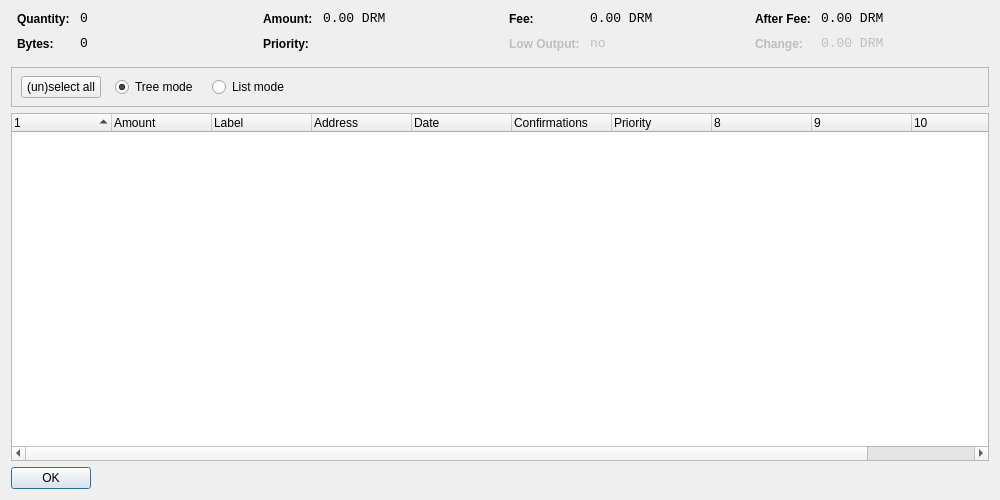
Old version of the form src/qt/forms/coincontroldialog.ui in the repository chainworksindustries/influx.
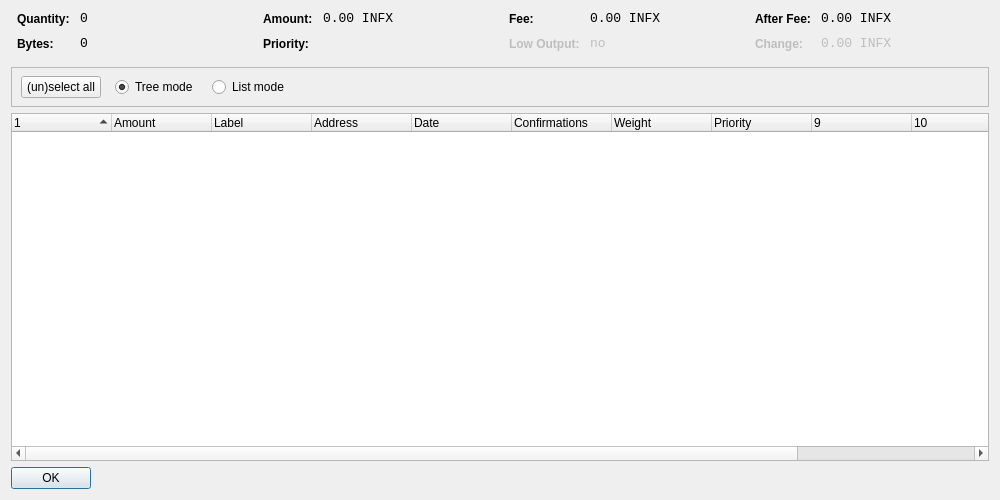
New version of the form. Custom widgets are drawn as their Qt base class.

The edit to the form file:
```diff
--- a/src/qt/forms/coincontroldialog.ui
+++ b/src/qt/forms/coincontroldialog.ui
@@ -1,7 +1,7 @@
 <?xml version="1.0" encoding="UTF-8"?>
 <ui version="4.0">
  <class>CoinControlDialog</class>
- <widget class="QDialog" name="CoinControlDialog">
+ <widget class="QWidget" name="CoinControlDialog">
   <property name="geometry">
    <rect>
     <x>0</x>
@@ -141,7 +141,7 @@
           <enum>Qt::ActionsContextMenu</enum>
          </property>
          <property name="text">
-          <string notr="true">0.00 DRM</string>
+          <string notr="true">0.00 INFX</string>
          </property>
          <property name="textInteractionFlags">
           <set>Qt::LinksAccessibleByMouse|Qt::TextSelectableByKeyboard|Qt::TextSelectableByMouse</set>
@@ -221,7 +221,7 @@
           <enum>Qt::ActionsContextMenu</enum>
          </property>
          <property name="text">
-          <string notr="true">0.00 DRM</string>
+          <string notr="true">0.00 INFX</string>
          </property>
          <property name="textInteractionFlags">
           <set>Qt::LinksAccessibleByMouse|Qt::TextSelectableByKeyboard|Qt::TextSelectableByMouse</set>
@@ -307,7 +307,7 @@
           <enum>Qt::ActionsContextMenu</enum>
          </property>
          <property name="text">
-          <string notr="true">0.00 DRM</string>
+          <string notr="true">0.00 INFX</string>
          </property>
          <property name="textInteractionFlags">
           <set>Qt::LinksAccessibleByMouse|Qt::TextSelectableByKeyboard|Qt::TextSelectableByMouse</set>
@@ -345,7 +345,7 @@
           <enum>Qt::ActionsContextMenu</enum>
          </property>
          <property name="text">
-          <string notr="true">0.00 DRM</string>
+          <string notr="true">0.00 INFX</string>
          </property>
          <property name="textInteractionFlags">
           <set>Qt::LinksAccessibleByMouse|Qt::TextSelectableByKeyboard|Qt::TextSelectableByMouse</set>
@@ -451,7 +451,7 @@
       <bool>false</bool>
      </property>
      <property name="columnCount">
-      <number>11</number>
+      <number>12</number>
      </property>
      <attribute name="headerShowSortIndicator" stdset="0">
       <bool>true</bool>
@@ -492,6 +492,11 @@
        <string>Confirmed</string>
       </property>
      </column>
+     <column>
+      <property name="text">
+       <string>Weight</string>
+      </property>
+     </column>
      <column>
       <property name="text">
        <string>Priority</string>
```
Left out of the diff: 4 changed lines with no effect on the pictures.
